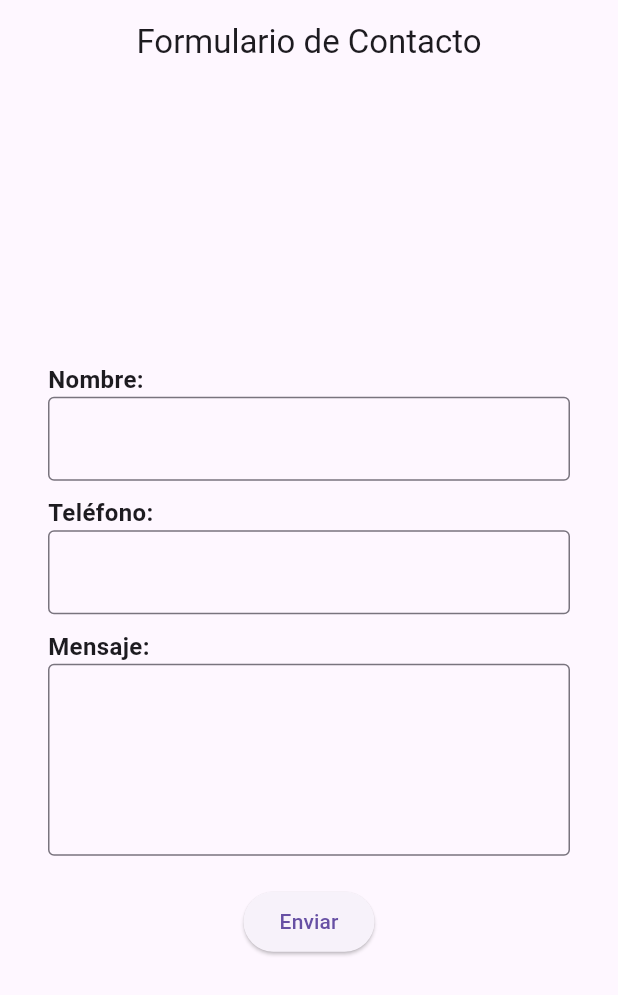
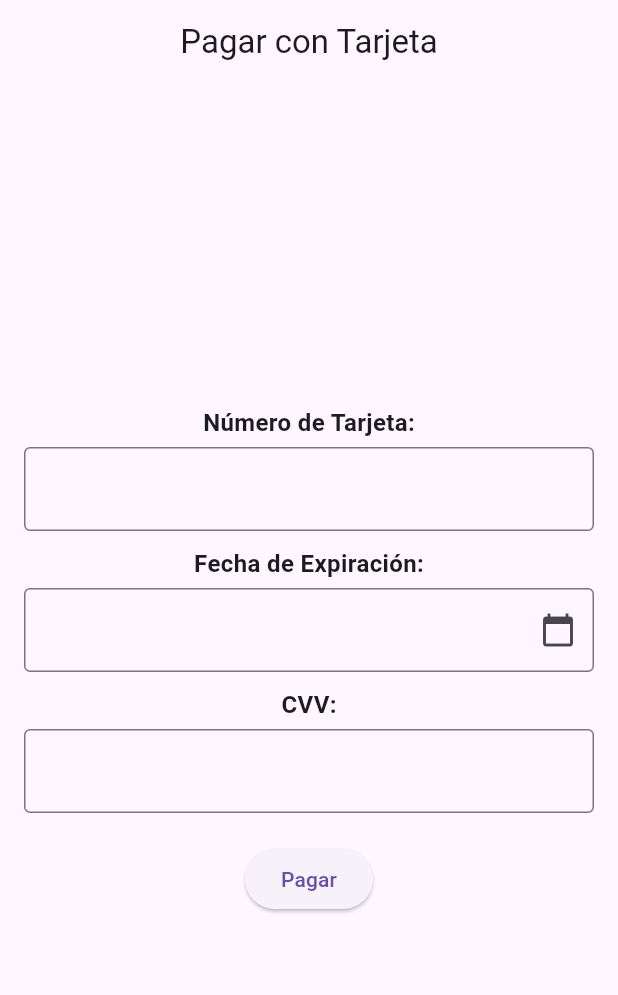
Before and after one commit to LuisGM875/aplicaciones_con_flutter, a Flutter app: the screen it shows after launch, on a phone screen of 412 x 824 dp. Shown: the top 995 px of the screen. Run offline on Flutter 3.47's test engine with Material 3 defaults, Android fonts, the phone set to English and light mode, and no system bars.

Commit message:
feat: add view for pay with card

```diff
--- a/lib/main.dart
+++ b/lib/main.dart
@@ -1,9 +1,7 @@
 import 'package:flutter/material.dart';
-import 'package:flutter_web_plugins/flutter_web_plugins.dart';
-import 'dart:ui' as ui;
+import 'package:intl/intl.dart';
 
 void main() {
-  setUrlStrategy(PathUrlStrategy());
   runApp(MyApp());
 }
 
@@ -12,86 +10,100 @@ class MyApp extends StatelessWidget {
   Widget build(BuildContext context) {
     return MaterialApp(
       debugShowCheckedModeBanner: false,
-      home: ContactForm(),
+      home: PaymentForm(),
     );
   }
 }
 
-class ContactForm extends StatefulWidget {
+class PaymentForm extends StatefulWidget {
   @override
-  _ContactFormState createState() => _ContactFormState();
+  _PaymentFormState createState() => _PaymentFormState();
 }
 
-class _ContactFormState extends State<ContactForm> {
+class _PaymentFormState extends State<PaymentForm> {
   final _formKey = GlobalKey<FormState>();
-  final TextEditingController _nameController = TextEditingController();
-  final TextEditingController _phoneController = TextEditingController();
-  final TextEditingController _messageController = TextEditingController();
+  final TextEditingController _cardNumberController = TextEditingController();
+  final TextEditingController _expiryDateController = TextEditingController();
+  final TextEditingController _cvvController = TextEditingController();
+
+  Future<void> _selectDate(BuildContext context) async {
+    DateTime? picked = await showDatePicker(
+      context: context,
+      initialDate: DateTime.now(),
+      firstDate: DateTime.now(),
+      lastDate: DateTime(2050),
+    );
+
+    if (picked != null) {
+      setState(() {
+        _expiryDateController.text = DateFormat("MM/yyyy").format(picked);
+      });
+    }
+  }
 
   void _submitForm() {
     if (_formKey.currentState!.validate()) {
-      String name = _nameController.text;
-      String phone = _phoneController.text;
-      String message = _messageController.text;
+      String cardNumber = _cardNumberController.text;
+      String expiryDate = _expiryDateController.text;
+      String cvv = _cvvController.text;
 
-      print("Nombre: $name");
-      print("Teléfono: $phone");
-      print("Mensaje: $message");
+      print("Número de Tarjeta: $cardNumber");
+      print("Fecha de Expiración: $expiryDate");
+      print("CVV: $cvv");
 
       ScaffoldMessenger.of(context).showSnackBar(
-        SnackBar(content: Text('Formulario enviado con éxito')),
+        SnackBar(content: Text('Pago procesado con éxito')),
       );
 
-      _nameController.clear();
-      _phoneController.clear();
-      _messageController.clear();
+      _cardNumberController.clear();
+      _expiryDateController.clear();
+      _cvvController.clear();
     }
   }
 
   @override
   Widget build(BuildContext context) {
     return Scaffold(
-      appBar: AppBar(title: Center(child: Text('Formulario de Contacto'))),
+      appBar: AppBar(title: Center(child: Text('Pagar con Tarjeta'))),
       body: Center(
         child: Padding(
           padding: EdgeInsets.all(16.0),
           child: Form(
             key: _formKey,
-            child: ListView(
-              shrinkWrap: true,
-              padding: EdgeInsets.symmetric(horizontal: 16.0),
+            child: Column(
+              mainAxisSize: MainAxisSize.min,
+              crossAxisAlignment: CrossAxisAlignment.center,
               children: [
-                Center(
-                  child: _buildTextField(
-                    label: 'Nombre:',
-                    controller: _nameController,
-                    validator: (value) => value!.isEmpty ? 'Ingrese su nombre' : null,
-                  ),
+                _buildTextField(
+                  label: 'Número de Tarjeta:',
+                  controller: _cardNumberController,
+                  inputType: TextInputType.number,
+                  maxLength: 12,
+                  validator: (value) {
+                    if (value!.isEmpty) return 'Ingrese el número de tarjeta';
+                    if (value.length != 12) return 'Debe tener 12 dígitos';
+                    return null;
+                  },
                 ),
                 SizedBox(height: 10),
-                Center(
-                  child: _buildTextField(
-                    label: 'Teléfono:',
-                    controller: _phoneController,
-                    keyboardType: TextInputType.phone,
-                    validator: (value) => value!.isEmpty ? 'Ingrese su número de teléfono' : null,
-                  ),
-                ),
+                _buildDatePicker(),
                 SizedBox(height: 10),
-                Center(
-                  child: _buildTextField(
-                    label: 'Mensaje:',
-                    controller: _messageController,
-                    maxLines: 4,
-                    validator: (value) => value!.isEmpty ? 'Ingrese su mensaje' : null,
-                  ),
+                _buildTextField(
+                  label: 'CVV:',
+                  controller: _cvvController,
+                  inputType: TextInputType.number,
+                  maxLength: 3,
+                  isPassword: true,
+                  validator: (value) {
+                    if (value!.isEmpty) return 'Ingrese el CVV';
+                    if (value.length != 3) return 'Debe tener 3 dígitos';
+                    return null;
+                  },
                 ),
                 SizedBox(height: 20),
-                Center(
-                  child: ElevatedButton(
-                    onPressed: _submitForm,
-                    child: Text('Enviar'),
-                  ),
+                ElevatedButton(
+                  onPressed: _submitForm,
+                  child: Text('Pagar'),
                 ),
               ],
             ),
@@ -104,28 +116,61 @@ class _ContactFormState extends State<ContactForm> {
   Widget _buildTextField({
     required String label,
     required TextEditingController controller,
-    TextInputType keyboardType = TextInputType.text,
-    int maxLines = 1,
+    TextInputType inputType = TextInputType.text,
+    int maxLength = 255,
+    bool isPassword = false,
     required String? Function(String?) validator,
   }) {
     return Column(
-      crossAxisAlignment: CrossAxisAlignment.start,
+      crossAxisAlignment: CrossAxisAlignment.center,
       children: [
         Text(
           label,
           style: TextStyle(fontSize: 16, fontWeight: FontWeight.bold),
         ),
-        Container(
+        SizedBox(height: 5),
+        SizedBox(
           width: 400,
           child: TextFormField(
             controller: controller,
-            keyboardType: keyboardType,
-            maxLines: maxLines,
-            decoration: InputDecoration(border: OutlineInputBorder()),
+            keyboardType: inputType,
+            maxLength: maxLength,
+            obscureText: isPassword,
+            decoration: InputDecoration(
+              border: OutlineInputBorder(),
+              counterText: "",
+            ),
             validator: validator,
           ),
         ),
       ],
     );
   }
+
+  Widget _buildDatePicker() {
+    return Column(
+      crossAxisAlignment: CrossAxisAlignment.center,
+      children: [
+        Text(
+          'Fecha de Expiración:',
+          style: TextStyle(fontSize: 16, fontWeight: FontWeight.bold),
+        ),
+        SizedBox(height: 5),
+        SizedBox(
+          width: 400,
+          child: TextFormField(
+            controller: _expiryDateController,
+            readOnly: true,
+            decoration: InputDecoration(
+              border: OutlineInputBorder(),
+              suffixIcon: Icon(Icons.calendar_today),
+            ),
+            onTap: () => _selectDate(context),
+            validator: (value) =>
+                value!.isEmpty ? 'Seleccione la fecha de expiración' : null,
+          ),
+        ),
+      ],
+    );
+  }
 }
--- a/pubspec.yaml
+++ b/pubspec.yaml
@@ -9,6 +9,7 @@ environment:
 dependencies:
   flutter:
     sdk: flutter
+  intl: ^0.18.0
 
   flutter_web_plugins:
     sdk: flutter
```
Also changed, not shown: pubspec.lock.
